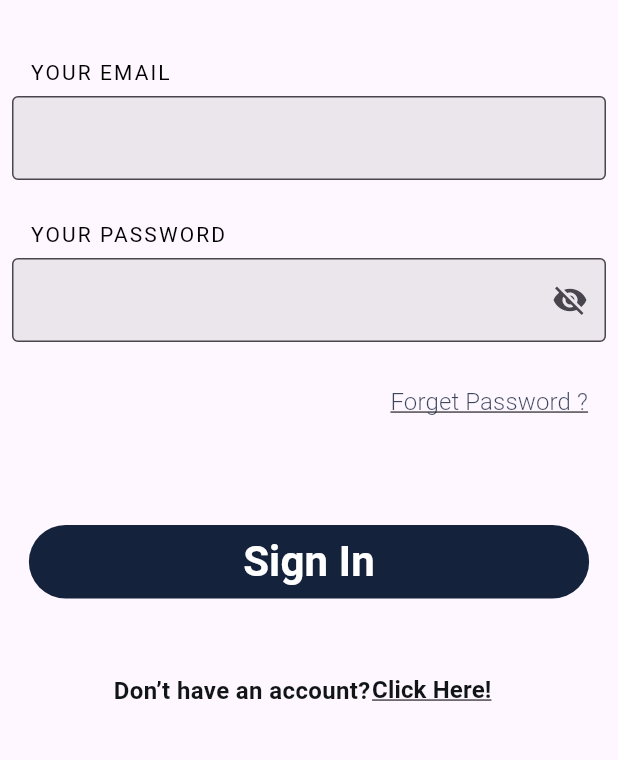
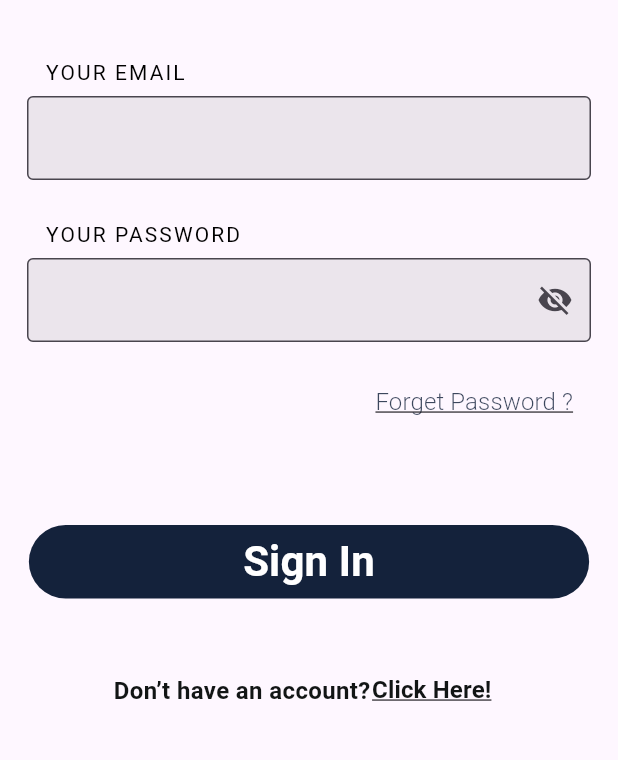
Before and after one commit to dipeshrawal/Hostel_Finder, a Flutter app: the screen it shows after launch, after a tap on "Get Started", on a phone screen of 412 x 824 dp, the part 450-1210 px from its top. Run offline on Flutter 3.47's test engine with Material 3 defaults, Android fonts, the phone set to English and light mode, and no system bars; Roboto replaces fonts that are missing (Hind, Hind Jalandhar, Karla).

Commit message:
first commit

```diff
--- a/lib/Login_Page.dart
+++ b/lib/Login_Page.dart
@@ -30,6 +30,7 @@ class loginpage_state extends State<Login_Page>{
     var size = MediaQuery.of(context).size;
     return Scaffold(
       body: Container(
+        padding: const EdgeInsets.only(left: 10, right: 10),
         child: SingleChildScrollView(
           child: Column(
             children: [
@@ -211,6 +212,7 @@ class loginpage_state extends State<Login_Page>{
                         ),
                       ),
                     ),
+                    SizedBox(width:5,),
                     Positioned(
                       left: 190,
                       bottom:0,
```
Also changed, not shown: lib/Navigation_Menu.dart (added).
